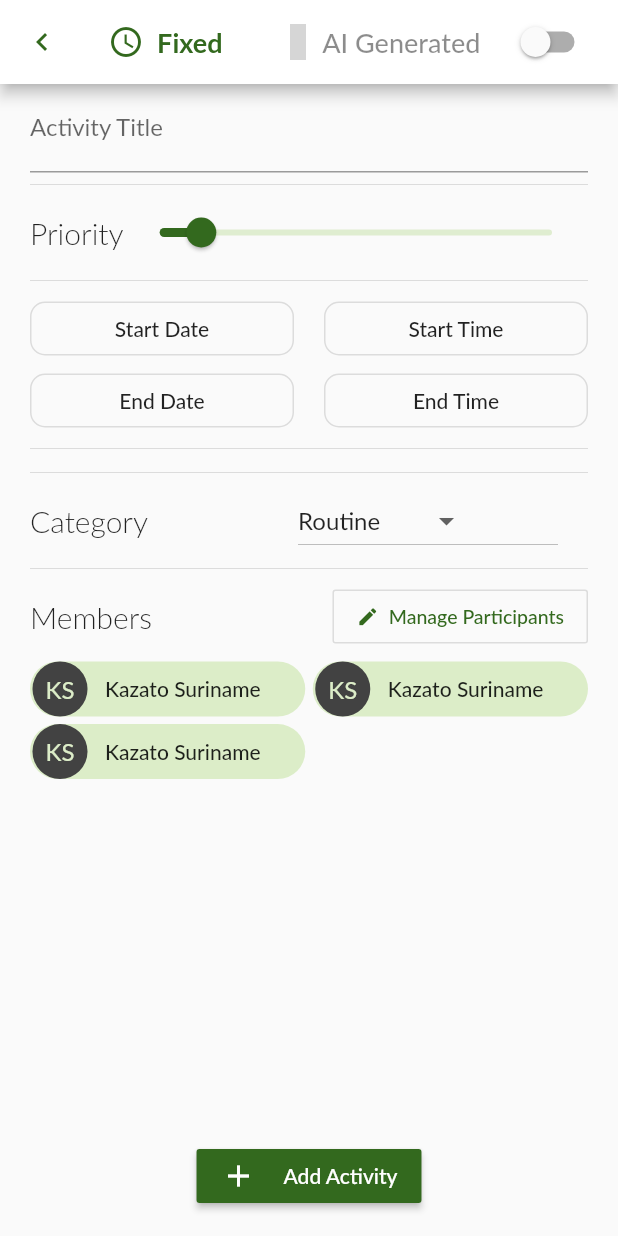
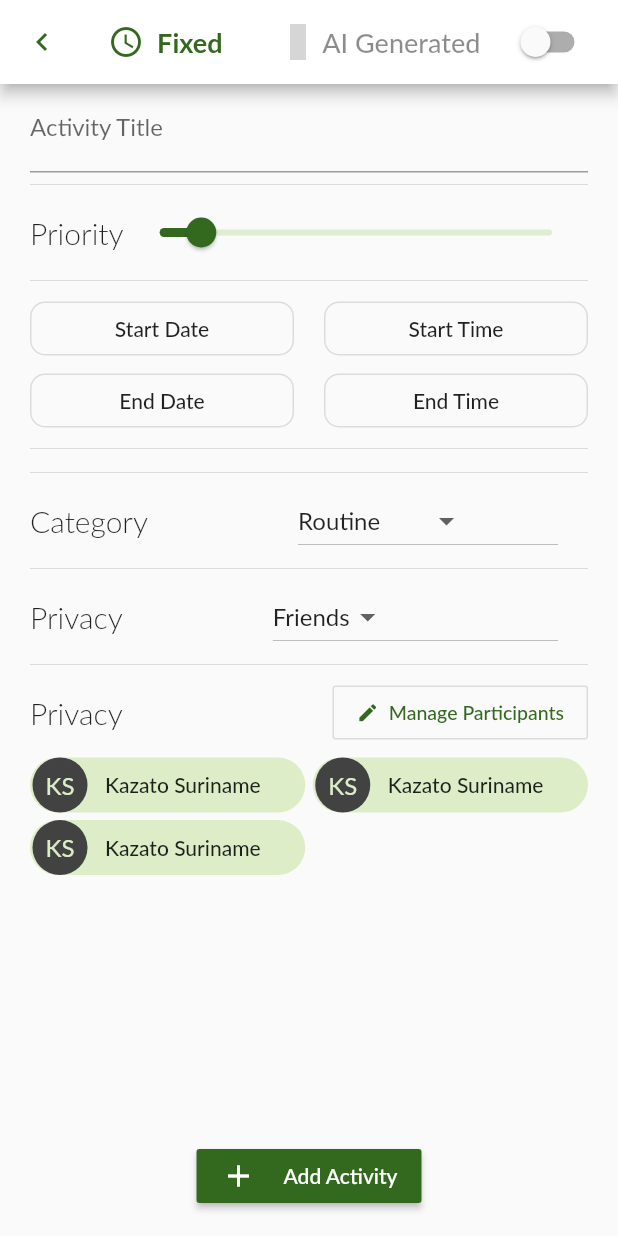
Before and after one commit to OrkhanS/optify1, a Flutter app: the AddActivityScreen screen opened directly with empty values, on a phone screen of 412 x 824 dp. Run offline on Flutter 3.47's test engine with Material 2 defaults, Android fonts, the phone set to English and light mode, and no system bars; our stand-ins replace badges, charts_flutter, firebase_messaging, flushbar, flutter_datetime_picker, flutter_local_notifications and 8 more; missing offline and left inert: image_selector_formfield, menu, random_color; accounts and stored records are empty; Roboto replaces fonts that are missing (Lato); grey boxes are pictures that could not be loaded.

Commit message:
Privacies added

```diff
--- a/lib/screens/addActivity_screen.dart
+++ b/lib/screens/addActivity_screen.dart
@@ -31,6 +31,7 @@ class _AddActivityScreenState extends State<AddActivityScreen> {
   bool _autoValidate = false;
   bool _modeAI = false;
   var categoryValue = 'Routine';
+  var defPrivacy = 'Friends';
 
   Future getToken() async {
     final prefs = await SharedPreferences.getInstance();
@@ -419,10 +420,44 @@ class _AddActivityScreenState extends State<AddActivityScreen> {
                 ),
                 Divider(),
                 Row(
+                  mainAxisAlignment: MainAxisAlignment.spaceBetween,
+                  children: <Widget>[
+                    const Text(
+                      'Privacy',
+                      style: TextStyle(fontSize: 20, fontWeight: FontWeight.w300),
+                    ),
+                    SizedBox(width: 100),
+                    Expanded(
+                      flex: 2,
+                      child: Container(
+                        width: 130,
+                        child: DropdownButton<String>(
+                          value: defPrivacy,
+                          items: <String>['Private', 'Friends', 'Public'].map((String value) {
+                            return DropdownMenuItem<String>(
+                              value: value,
+                              child: Text(value),
+                            );
+                          }).toList(),
+                          onChanged: (val) {
+                            setState(() {
+                              defPrivacy = val;
+                            });
+                          },
+                        ),
+                      ),
+                    ),
+                    SizedBox(
+                      width: 20,
+                    ),
+                  ],
+                ),
+                Divider(),
+                Row(
                   mainAxisAlignment: MainAxisAlignment.start,
                   children: <Widget>[
                     const Text(
-                      'Members',
+                      'Privacy',
                       style: TextStyle(fontSize: 20, fontWeight: FontWeight.w300),
                     ),
                     Expanded(child: SizedBox()),
@@ -526,7 +561,7 @@ class _AddActivityScreenState extends State<AddActivityScreen> {
               },
               "category": categoryValue,
               "priority": _discreteValue.toInt(),
-              "privacy": {"privacy": "personal"}
+              "privacy": {"privacy": defPrivacy.toLowerCase()}
             }))
         .then((response) {
       if (response.statusCode == 201) {
```
Also changed, not shown: lib/screens/activity_screen.dart (+27 -1 lines).
